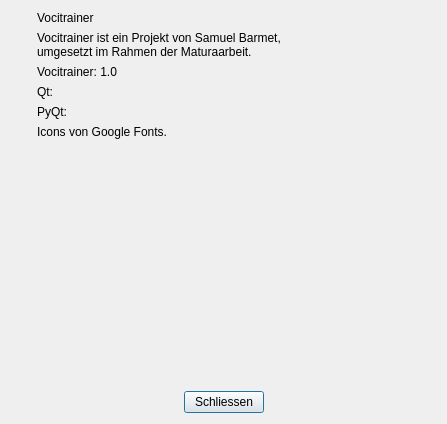
Old version of the form Client/res/ueber.ui in the repository samuelx12/Vocitrainer.
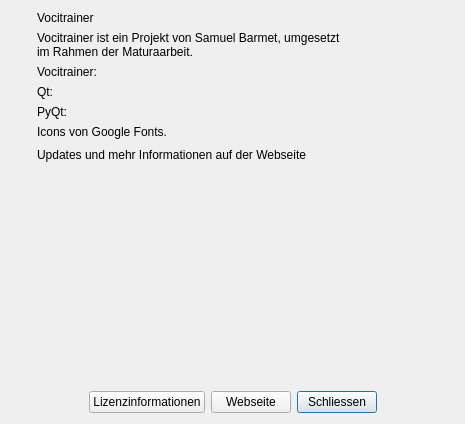
New version of the form. Icons and pictures are not drawn.

Commit message: Über-Fenster überarbeitet mit Websitelink und Lizenzinformationen

```diff
--- a/Client/res/ueber.ui
+++ b/Client/res/ueber.ui
@@ -6,7 +6,7 @@
    <rect>
     <x>0</x>
     <y>0</y>
-    <width>447</width>
+    <width>465</width>
     <height>424</height>
    </rect>
   </property>
@@ -67,6 +67,9 @@
        </item>
        <item>
         <widget class="QLabel" name="lbl_text">
+         <property name="styleSheet">
+          <string notr="true">font: 10pt &quot;MS Shell Dlg 2&quot;;</string>
+         </property>
          <property name="text">
           <string>Vocitrainer ist ein Projekt von Samuel Barmet, umgesetzt im Rahmen der Maturaarbeit.</string>
          </property>
@@ -77,8 +80,11 @@
        </item>
        <item>
         <widget class="QLabel" name="lbl_version_vocitrainer">
+         <property name="styleSheet">
+          <string notr="true">font: 10pt &quot;MS Shell Dlg 2&quot;;</string>
+         </property>
          <property name="text">
-          <string>Vocitrainer: 1.0</string>
+          <string>Vocitrainer: &lt;version&gt;</string>
          </property>
          <property name="textFormat">
           <enum>Qt::RichText</enum>
@@ -90,25 +96,61 @@
        </item>
        <item>
         <widget class="QLabel" name="lbl_version_qt">
+         <property name="styleSheet">
+          <string notr="true">font: 10pt &quot;MS Shell Dlg 2&quot;;</string>
+         </property>
          <property name="text">
-          <string>Qt: </string>
+          <string>Qt: &lt;version&gt;</string>
          </property>
         </widget>
        </item>
        <item>
         <widget class="QLabel" name="lbl_version_pyqt">
+         <property name="styleSheet">
+          <string notr="true">font: 10pt &quot;MS Shell Dlg 2&quot;;</string>
+         </property>
          <property name="text">
-          <string>PyQt:</string>
+          <string>PyQt: &lt;version&gt;</string>
          </property>
         </widget>
        </item>
        <item>
         <widget class="QLabel" name="label">
+         <property name="styleSheet">
+          <string notr="true">font: 10pt &quot;MS Shell Dlg 2&quot;;</string>
+         </property>
          <property name="text">
           <string>Icons von Google Fonts.</string>
          </property>
         </widget>
        </item>
+       <item>
+        <layout class="QHBoxLayout" name="horizontalLayout_3">
+         <item>
+          <widget class="QLabel" name="label_2">
+           <property name="styleSheet">
+            <string notr="true">font: 10pt &quot;MS Shell Dlg 2&quot;;</string>
+           </property>
+           <property name="text">
+            <string>Updates und mehr Informationen auf der Webseite</string>
+           </property>
+          </widget>
+         </item>
+         <item>
+          <spacer name="horizontalSpacer_4">
+           <property name="orientation">
+            <enum>Qt::Horizontal</enum>
+           </property>
+           <property name="sizeHint" stdset="0">
+            <size>
+             <width>40</width>
+             <height>20</height>
+            </size>
+           </property>
+          </spacer>
+         </item>
+        </layout>
+       </item>
        <item>
         <spacer name="verticalSpacer_2">
          <property name="orientation">
@@ -157,11 +199,40 @@
        </property>
       </spacer>
      </item>
+     <item>
+      <widget class="QPushButton" name="cmd_Lizenz">
+       <property name="text">
+        <string>Lizenzinformationen</string>
+       </property>
+       <property name="icon">
+        <iconset resource="../ressources.qrc">
+         <normaloff>:/icons/res/icons/license_FILL0_wght400_GRAD0_opsz40.svg</normaloff>:/icons/res/icons/license_FILL0_wght400_GRAD0_opsz40.svg</iconset>
+       </property>
+      </widget>
+     </item>
+     <item>
+      <widget class="QPushButton" name="cmd_ZurWebseite">
+       <property name="text">
+        <string>Webseite</string>
+       </property>
+       <property name="icon">
+        <iconset resource="../ressources.qrc">
+         <normaloff>:/icons/res/icons/open_in_browser_FILL1_wght400_GRAD0_opsz24.svg</normaloff>:/icons/res/icons/open_in_browser_FILL1_wght400_GRAD0_opsz24.svg</iconset>
+       </property>
+      </widget>
+     </item>
      <item>
       <widget class="QPushButton" name="cmd_Schliessen">
        <property name="text">
         <string>Schliessen</string>
        </property>
+       <property name="icon">
+        <iconset resource="../ressources.qrc">
+         <normaloff>:/icons/res/icons/close_FILL1_wght400_GRAD0_opsz24.svg</normaloff>:/icons/res/icons/close_FILL1_wght400_GRAD0_opsz24.svg</iconset>
+       </property>
+       <property name="default">
+        <bool>true</bool>
+       </property>
       </widget>
      </item>
      <item>
```
Left out of the diff: 2 changed lines with no effect on the pictures. The commit also changes 13 other files.
